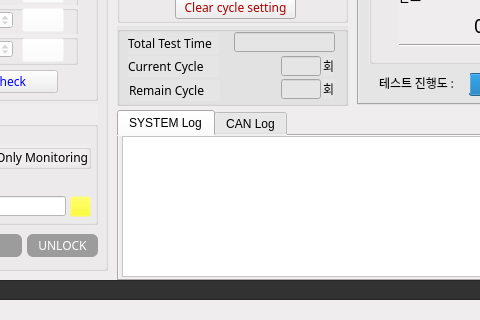
Above: Status_Logging_GUI.ui from Hyosung9260/StatusLoggingGUI before the change; both pictures show x 153 to 633 and y 340 to 660 of the 1092 by 660 pixel window. Below: the same form after it.
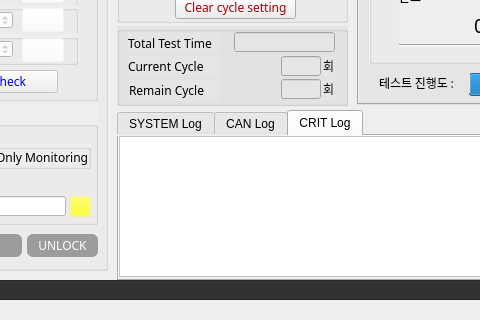
That is the form after the change. The open tabs and pages were chosen to show the change. Icons and pictures are not drawn.

Commit message: Ver_0.0.6 6-1. Auto Start Mode, Manual Start Mode 구분, Tx Power/Temperature request message 전송 및 read 6-2. Update Tx Power/Temp를 monitoring panel과 연동 6-3. 크리티컬 로그 출력 (일정 온도 범위를 초과하는 경우에만 로그에 기록, 저장은 X)

What changed in the file:
```diff
--- a/Status_Logging_GUI.ui
+++ b/Status_Logging_GUI.ui
@@ -2469,6 +2469,32 @@
       </property>
      </widget>
     </widget>
+    <widget class="QWidget" name="tab_4">
+     <attribute name="title">
+      <string>CRIT Log</string>
+     </attribute>
+     <widget class="QTextEdit" name="txtEdit_criLog">
+      <property name="geometry">
+       <rect>
+        <x>0</x>
+        <y>0</y>
+        <width>831</width>
+        <height>141</height>
+       </rect>
+      </property>
+      <property name="font">
+       <font>
+        <family>한컴 고딕</family>
+       </font>
+      </property>
+      <property name="styleSheet">
+       <string notr="true">background-color: rgb(255, 255, 255);</string>
+      </property>
+      <property name="readOnly">
+       <bool>true</bool>
+      </property>
+     </widget>
+    </widget>
    </widget>
    <widget class="QGroupBox" name="group_customModeSetting">
     <property name="geometry">
```
Left out of the diff: 92 changed lines with no effect on the pictures. The commit also changes 5 other files.
